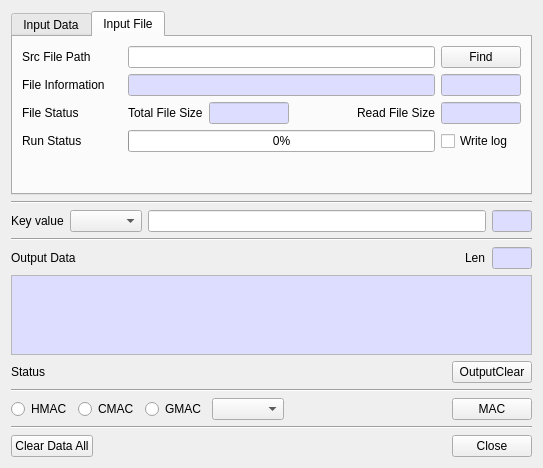
Qt form BerEditor/gen_mac_dlg.ui (jykim74/BerEditor) before a commit.
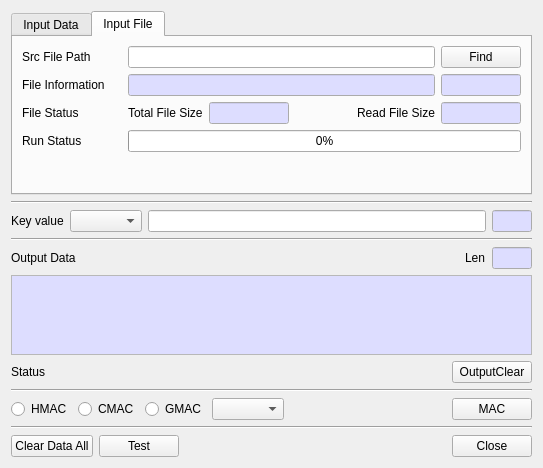
The same form after that commit. The open tabs and pages were chosen to show the change.

```diff
--- a/BerEditor/gen_mac_dlg.ui
+++ b/BerEditor/gen_mac_dlg.ui
@@ -17,7 +17,7 @@
    <item>
     <widget class="QTabWidget" name="mInputTab">
      <property name="currentIndex">
-      <number>0</number>
+      <number>1</number>
      </property>
      <widget class="QWidget" name="tabData">
       <attribute name="title">
@@ -554,19 +554,6 @@
            </property>
           </widget>
          </item>
-         <item row="0" column="2">
-          <widget class="QCheckBox" name="mWriteLogCheck">
-           <property name="minimumSize">
-            <size>
-             <width>80</width>
-             <height>0</height>
-            </size>
-           </property>
-           <property name="text">
-            <string>Write log</string>
-           </property>
-          </widget>
-         </item>
         </layout>
        </item>
        <item>
@@ -911,13 +898,6 @@
      <property name="topMargin">
       <number>0</number>
      </property>
-     <item row="0" column="2">
-      <widget class="QPushButton" name="mCloseBtn">
-       <property name="text">
-        <string>Close</string>
-       </property>
-      </widget>
-     </item>
      <item row="0" column="0">
       <widget class="QPushButton" name="mClearDataAllBtn">
        <property name="text">
@@ -925,7 +905,7 @@
        </property>
       </widget>
      </item>
-     <item row="0" column="1">
+     <item row="0" column="2">
       <spacer name="horizontalSpacer_6">
        <property name="orientation">
         <enum>Qt::Horizontal</enum>
@@ -938,6 +918,20 @@
        </property>
       </spacer>
      </item>
+     <item row="0" column="3">
+      <widget class="QPushButton" name="mCloseBtn">
+       <property name="text">
+        <string>Close</string>
+       </property>
+      </widget>
+     </item>
+     <item row="0" column="1">
+      <widget class="QPushButton" name="mTestBtn">
+       <property name="text">
+        <string>Test</string>
+       </property>
+      </widget>
+     </item>
     </layout>
    </item>
   </layout>
```
Left out of the diff: 1 changed line with no effect on the pictures.
